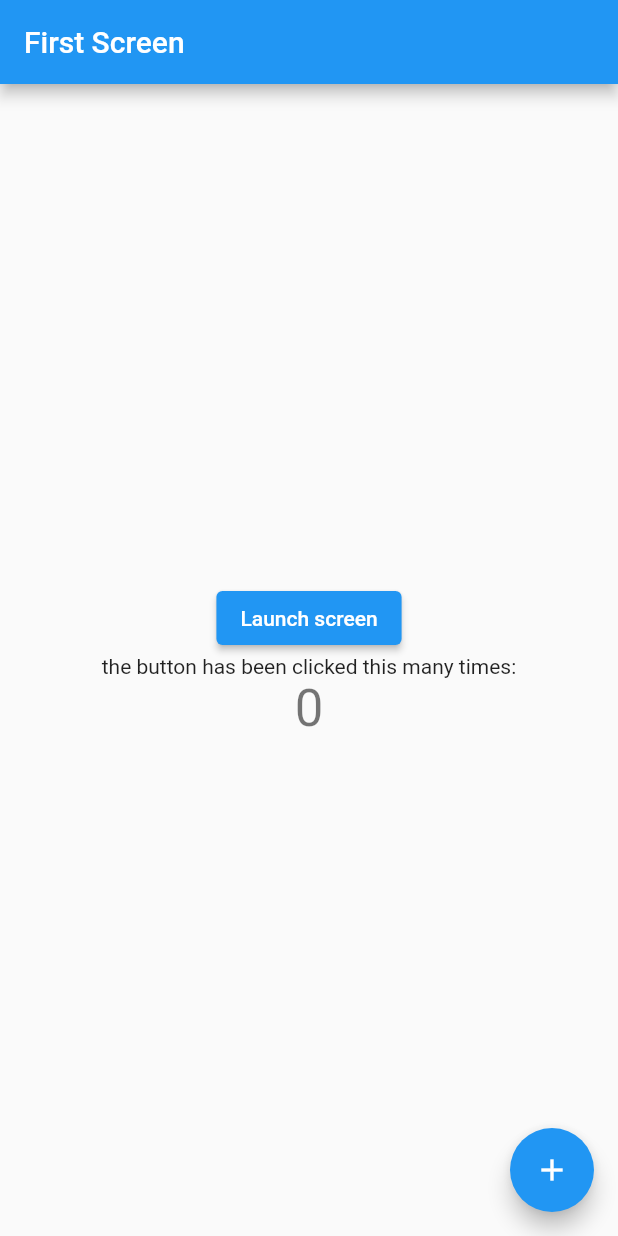
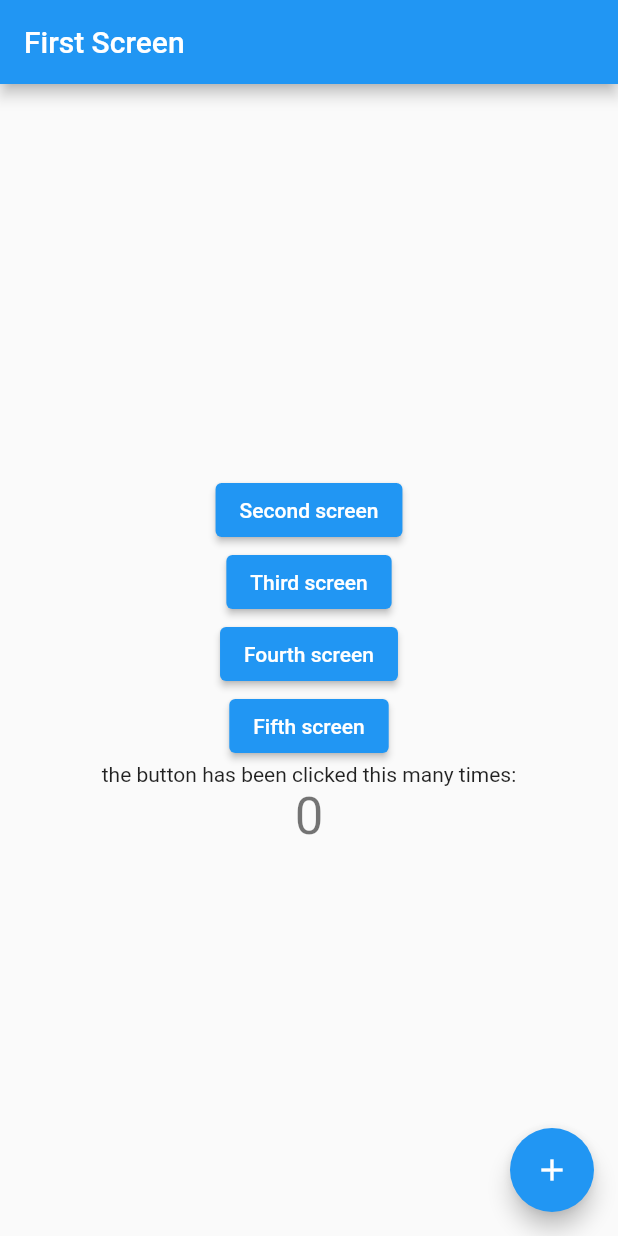
Before and after one commit to ccasil/F-lutterd-ART, a Flutter app: the screen it shows after launch, on a phone screen of 412 x 824 dp. Run offline on Flutter 3.47's test engine with Material 2 defaults, Android fonts, the phone set to English and light mode, and no system bars.

Commit message:
separate views

```diff
--- a/lib/main.dart
+++ b/lib/main.dart
@@ -1,4 +1,9 @@
 import 'package:flutter/material.dart';
+import './screen_1.dart';
+import './screen_2.dart';
+import './screen_3.dart';
+import './screen_4.dart';
+import './screen_5.dart';
 
 void main() {
   runApp(
@@ -8,172 +13,27 @@ void main() {
       // on the FirstScreen widget.
       initialRoute: '/',
       theme: ThemeData(
-      primarySwatch: Colors.blue,
+        primarySwatch: Colors.blue,
       ),
       routes: {
         // When navigating to the "/" route, build the FirstScreen widget.
         '/': (context) => FirstScreen(),
         // When navigating to the "/second" route, build the SecondScreen widget.
         '/second': (context) => SecondScreen(),
+        '/third': (context) => ThirdScreen(),
+        '/fourth': (context) => FourthScreen(),
+        '/fifth': (context) => FifthScreen(),
       },
     ),
   );
 }
 
-
 class MyApp extends StatelessWidget {
   // This widget is the root of your application.
   @override
   Widget build(BuildContext context) {
-    return MaterialApp();
-  }
-}
-
-class FirstScreen extends StatefulWidget {
-  FirstScreen({Key key, this.title}) : super(key: key);
-
-  // This widget is the home page of your application. It is stateful, meaning
-  // that it has a State object (defined below) that contains fields that affect
-  // how it looks.
-
-  // This class is the configuration for the state. It holds the values (in this
-  // case the title) provided by the parent (in this case the App widget) and
-  // used by the build method of the State. Fields in a Widget subclass are
-  // always marked "final".
-
-  final String title;
-
-  @override
-  _FirstScreenState createState() => _FirstScreenState();
-}
-
-class _FirstScreenState extends State<FirstScreen> {
-  int _counter = 0;
-
-    void _incrementCounter() {
-    setState(() {
-      // This call to setState tells the Flutter framework that something has
-      // changed in this State, which causes it to rerun the build method below
-      // so that the display can reflect the updated values. If we changed
-      // _counter without calling setState(), then the build method would not be
-      // called again, and so nothing would appear to happen.
-      _counter++;
-    });
-  }
-
-  @override
-  Widget build(BuildContext context) {
-    return Scaffold(
-      appBar: AppBar(
-        title: Text('First Screen'),
-      ),
-      body: Center(
-        // child: ,
-        child: Column(
-          // Column is also a layout widget. It takes a list of children and
-          // arranges them vertically. By default, it sizes itself to fit its
-          // children horizontally, and tries to be as tall as its parent.
-          //
-          // Invoke "debug painting" (press "p" in the console, choose the
-          // "Toggle Debug Paint" action from the Flutter Inspector in Android
-          // Studio, or the "Toggle Debug Paint" command in Visual Studio Code)
-          // to see the wireframe for each widget.
-          //
-          // Column has various properties to control how it sizes itself and
-          // how it positions its children. Here we use mainAxisAlignment to
-          // center the children vertically; the main axis here is the vertical
-          // axis because Columns are vertical (the cross axis would be
-          // horizontal).
-          mainAxisAlignment: MainAxisAlignment.center,
-          children: <Widget>[
-            ElevatedButton(
-            // Within the `FirstScreen` widget
-              onPressed: () {
-                // Navigate to the second screen using a named route.
-                Navigator.pushNamed(context, '/second');
-              },
-              child: Text('Launch screen'),
-            ),
-            Text(
-              'the button has been clicked this many times:',
-            ),
-            Text(
-              '$_counter',
-              style: Theme.of(context).textTheme.headline4,
-            ),
-          ],
-        ),
-      ),
-      floatingActionButton: FloatingActionButton(
-        onPressed: () {
-          _incrementCounter();
-        },
-        tooltip: 'Increment',
-        child: Icon(Icons.add),
-      ),
+    return MaterialApp(
+      home: FirstScreen(title: 'Flutter Demo Home Page')
     );
   }
 }
-
-class SecondScreen extends StatefulWidget {
-  SecondScreen({Key key, this.title}) : super(key: key);
-
-  final String title;
-
-  @override
-  _SecondScreenState createState() => _SecondScreenState();
-}
-
-class _SecondScreenState extends State<SecondScreen> {
-  String textToShow = 'I like Flutter!!!';
-  bool count = true;
-
-    void _updateText() {
-    setState(() {
-      if (count == true) {
-        textToShow = "Flutter is aight.";
-      } else {
-        textToShow = "I like Flutter!!!";
-      }
-      count = !count;
-    });
-  }
-
-  @override
-  Widget build(BuildContext context) {
-    return Scaffold(
-      appBar: AppBar(
-        title: Text("Second Screen"),
-      ),
-      body: Center(
-
-        child: Column(
-          mainAxisAlignment: MainAxisAlignment.center,
-          children: <Widget>[
-            ElevatedButton(
-              onPressed: () {
-                Navigator.pop(context);
-              },
-              child: Text('Go back!'),
-            ),
-            Text(
-              '$count',
-              style: Theme.of(context).textTheme.headline4,
-            ),
-            Text(
-              textToShow,
-              style: TextStyle(fontWeight: FontWeight.bold),
-            ),
-          ],
-        ),
-      ),
-      floatingActionButton: FloatingActionButton(
-        onPressed: () {
-          _updateText();
-        },
-        tooltip: 'Increment',
-        child: Icon(Icons.update),
-      ),
-    );
-  }
-}
--- /dev/null
+++ b/lib/screen_1.dart
@@ -0,0 +1,108 @@
+import 'package:flutter/material.dart';
+
+class FirstScreen extends StatefulWidget {
+  FirstScreen({
+    Key key,
+    this.title
+  }): super(key: key);
+
+  // This widget is the home page of your application. It is stateful, meaning
+  // that it has a State object (defined below) that contains fields that affect
+  // how it looks.
+
+  // This class is the configuration for the state. It holds the values (in this
+  // case the title) provided by the parent (in this case the App widget) and
+  // used by the build method of the State. Fields in a Widget subclass are
+  // always marked "final".
+
+  final String title;
+
+  @override
+  _FirstScreenState createState() => _FirstScreenState();
+}
+
+class _FirstScreenState extends State < FirstScreen > {
+  int _counter = 0;
+
+  void _incrementCounter() {
+    setState(() {
+      // This call to setState tells the Flutter framework that something has
+      // changed in this State, which causes it to rerun the build method below
+      // so that the display can reflect the updated values. If we changed
+      // _counter without calling setState(), then the build method would not be
+      // called again, and so nothing would appear to happen.
+      _counter++;
+    });
+  }
+
+  @override
+  Widget build(BuildContext context) {
+    return Scaffold(
+      appBar: AppBar(
+        title: Text('First Screen'),
+      ),
+      body: Center(
+        // child: ,
+        child: Column(
+          // Column is also a layout widget. It takes a list of children and
+          // arranges them vertically. By default, it sizes itself to fit its
+          // children horizontally, and tries to be as tall as its parent.
+          //
+          // Invoke "debug painting" (press "p" in the console, choose the
+          // "Toggle Debug Paint" action from the Flutter Inspector in Android
+          // Studio, or the "Toggle Debug Paint" command in Visual Studio Code)
+          // to see the wireframe for each widget.
+          //
+          // Column has various properties to control how it sizes itself and
+          // how it positions its children. Here we use mainAxisAlignment to
+          // center the children vertically; the main axis here is the vertical
+          // axis because Columns are vertical (the cross axis would be
+          // horizontal).
+          mainAxisAlignment: MainAxisAlignment.center,
+          children: < Widget > [
+            ElevatedButton(
+              // Within the `FirstScreen` widget
+              onPressed: () {
+                // Navigate to the second screen using a named route.
+                Navigator.pushNamed(context, '/second');
+              },
+              child: Text('Second screen'),
+            ),
+            ElevatedButton(
+              onPressed: () {
+                Navigator.pushNamed(context, '/third');
+              },
+              child: Text('Third screen'),
+            ),
+            ElevatedButton(
+              onPressed: () {
+                Navigator.pushNamed(context, '/fourth');
+              },
+              child: Text('Fourth screen'),
+            ),
+            ElevatedButton(
+              onPressed: () {
+                Navigator.pushNamed(context, '/fifth');
+              },
+              child: Text('Fifth screen'),
+            ),
+            Text(
+              'the button has been clicked this many times:',
+            ),
+            Text(
+              '$_counter',
+              style: Theme.of(context).textTheme.headline4,
+            ),
+          ],
+        ),
+      ),
+      floatingActionButton: FloatingActionButton(
+        onPressed: () {
+          _incrementCounter();
+        },
+        tooltip: 'Increment',
+        child: Icon(Icons.add),
+      ),
+    );
+  }
+}
```
Also changed, not shown: lib/screen_2.dart (added, +67 -0 lines), lib/screen_3.dart (added, +20 -0 lines), lib/screen_4.dart (added, +20 -0 lines), lib/screen_5.dart (added, +20 -0 lines), lib/test.dart (+13 -7 lines).
